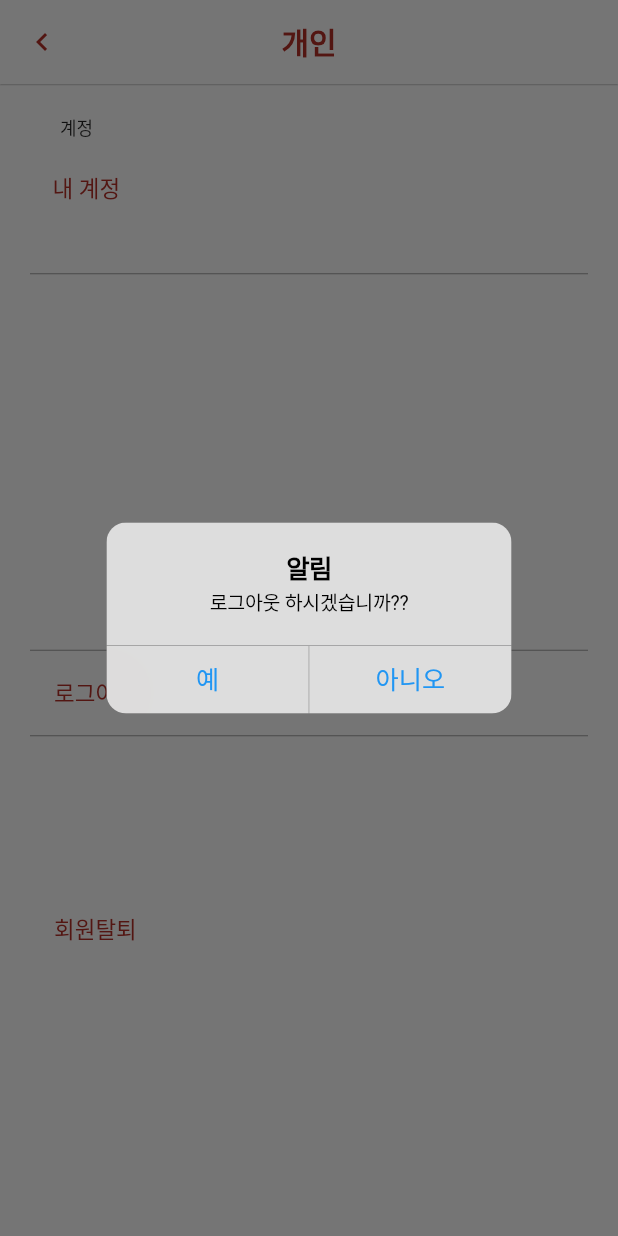
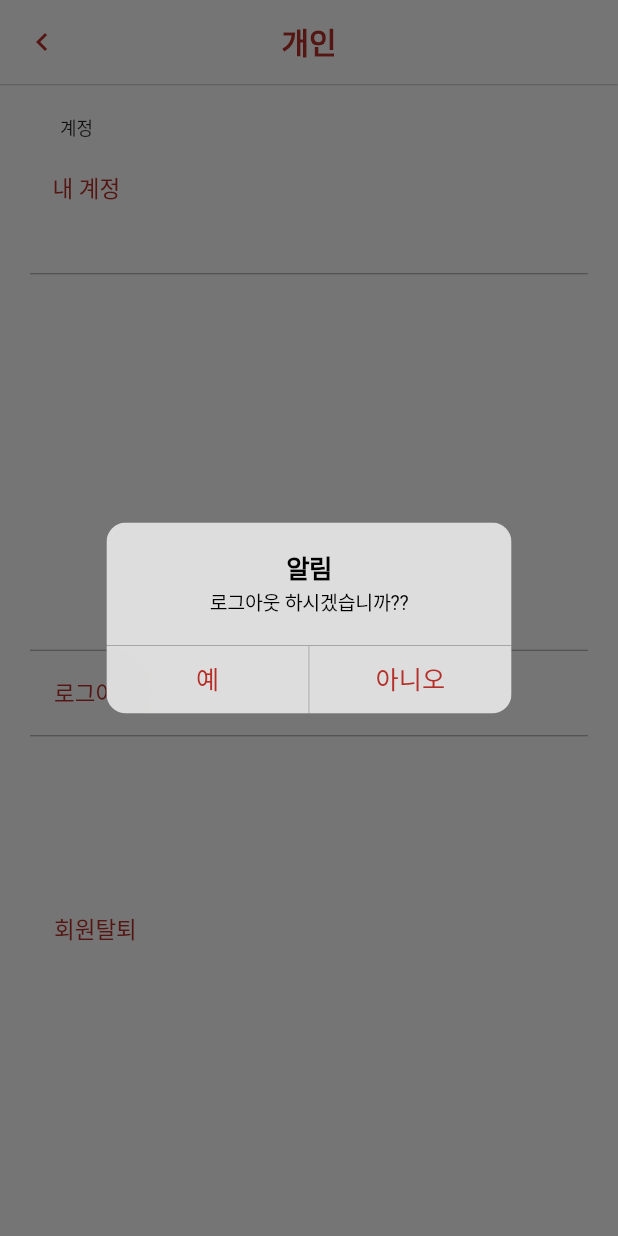
Before and after one commit to kangyechan/CamPoster_Debug, a Flutter app: the SettingPersonPage screen opened by its route, after a tap on "로그아웃", on a phone screen of 412 x 824 dp. Run offline on Flutter 3.47's test engine with Material 2 defaults, Android fonts, the phone set to English and light mode, and no system bars; our stand-ins replace firebase_auth, google_sign_in; accounts and stored records are empty; statements that could not run were skipped.

Commit message:
'settingpage'

```diff
--- a/lib/mypage_setting/setting_center.dart
+++ b/lib/mypage_setting/setting_center.dart
@@ -30,7 +30,6 @@ class _SettingCenterPageState extends State<SettingCenterPage> {
           color: Theme.of(context).primaryColor,
         ),
         onPressed: () {
-          print('back');
           Navigator.pop(context);
         },
       ),
--- a/lib/mypage_setting/setting_person.dart
+++ b/lib/mypage_setting/setting_person.dart
@@ -46,7 +46,6 @@ class _SettingPersonPageState extends State<SettingPersonPage> {
               .primaryColor,
         ),
         onPressed: () {
-          print('back');
           Navigator.pop(context);
         },
       ),
@@ -122,7 +121,7 @@ class _SettingPersonPageState extends State<SettingPersonPage> {
           content: Text('로그아웃 하시겠습니까??'),
           actions: <Widget>[
             CupertinoDialogAction(
-              child: Text('예'),
+              child: Text('예', style: TextStyle(color: Theme.of(context).primaryColor)),
               onPressed: () {
                 _signOut().then((done) {
                   GoogleSignIn _googleSignIn = GoogleSignIn();
@@ -134,7 +133,7 @@ class _SettingPersonPageState extends State<SettingPersonPage> {
               },
             ),
             CupertinoDialogAction(
-              child: Text('아니오'),
+              child: Text('아니오', style: TextStyle(color: Theme.of(context).primaryColor)),
               onPressed: () {
                 Navigator.pop(context);
               },
--- a/lib/mypage_setting/setting_push.dart
+++ b/lib/mypage_setting/setting_push.dart
@@ -56,7 +56,6 @@ class _SettingPushPageState extends State<SettingPushPage> {
           color: Theme.of(context).primaryColor,
         ),
         onPressed: () {
-          print('back');
           Navigator.pop(context);
         },
       ),
--- a/lib/mypage_setting/setting_service.dart
+++ b/lib/mypage_setting/setting_service.dart
@@ -30,7 +30,6 @@ class _SettingServicePageState extends State<SettingServicePage> {
           color: Theme.of(context).primaryColor,
         ),
         onPressed: () {
-          print('back');
           Navigator.pop(context);
         },
       ),
--- a/lib/mypage_setting/setting_version.dart
+++ b/lib/mypage_setting/setting_version.dart
@@ -30,7 +30,6 @@ class _SettingVersionPageState extends State<SettingVersionPage> {
           color: Theme.of(context).primaryColor,
         ),
         onPressed: () {
-          print('back');
           Navigator.pop(context);
         },
       ),
```
Also changed, not shown: pubspec.yaml (+7 -6 lines), images/camposter.png (added), images/google.png (added), images/homelogo.png (added), images/logo.png (added), images/posterdefault.png (added), 3 other files.
